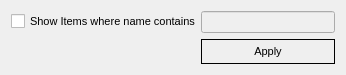
Qt form namefilter.ui (pjrinaldi/wombatforensics) before a commit.
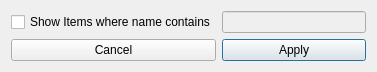
The same form after that commit.

Commit message: modified filters to a qdialog instead of a qwidget so that it is easier to display with border issues

Diff of the .ui file:
```diff
--- a/namefilter.ui
+++ b/namefilter.ui
@@ -1,33 +1,19 @@
 <?xml version="1.0" encoding="UTF-8"?>
 <ui version="4.0">
  <class>NameFilter</class>
- <widget class="QWidget" name="NameFilter">
-  <property name="windowModality">
-   <enum>Qt::ApplicationModal</enum>
-  </property>
+ <widget class="QDialog" name="NameFilter">
   <property name="geometry">
    <rect>
     <x>0</x>
     <y>0</y>
-    <width>346</width>
-    <height>75</height>
+    <width>377</width>
+    <height>70</height>
    </rect>
   </property>
-  <property name="font">
-   <font>
-    <pointsize>8</pointsize>
-   </font>
-  </property>
   <property name="windowTitle">
-   <string>Filter</string>
-  </property>
-  <property name="autoFillBackground">
-   <bool>true</bool>
+   <string>Name Filter</string>
   </property>
   <layout class="QGridLayout" name="gridLayout">
-   <property name="horizontalSpacing">
-    <number>0</number>
-   </property>
    <item row="0" column="0">
     <widget class="QCheckBox" name="checkBox">
      <property name="text">
@@ -48,7 +34,7 @@
    <item row="1" column="1">
     <widget class="QPushButton" name="pushButton">
      <property name="styleSheet">
-      <string notr="true">border: 1px solid black; padding: 5px 10px 5px 10px;</string>
+      <string notr="true"/>
      </property>
      <property name="text">
       <string>Apply</string>
@@ -57,7 +43,14 @@
       <bool>true</bool>
      </property>
      <property name="flat">
-      <bool>true</bool>
+      <bool>false</bool>
+     </property>
+    </widget>
+   </item>
+   <item row="1" column="0">
+    <widget class="QPushButton" name="pushButton_2">
+     <property name="text">
+      <string>Cancel</string>
      </property>
     </widget>
    </item>
```
Left out of the diff: 19 changed lines with no effect on the pictures. The commit also changes 28 other files.
